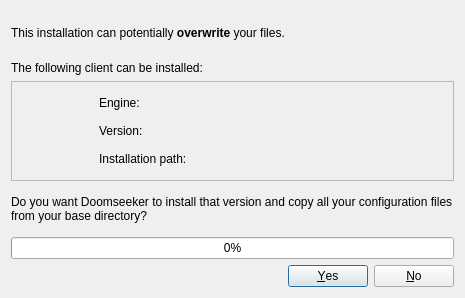
This is src/core/gui/internalclientinstaller.ui in DoomseekerTeam/Doomseeker as Qt 5 draws it before an edit. The edited form follows.
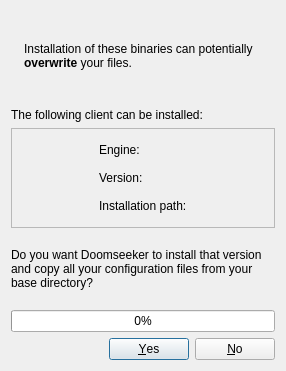
This is the edited form. Icons and pictures are not drawn.

Commit message:
- Small change on the window, and also now the overwrite message has a message.
branch : internal-clients

```diff
--- a/src/core/gui/internalclientinstaller.ui
+++ b/src/core/gui/internalclientinstaller.ui
@@ -6,8 +6,8 @@
    <rect>
     <x>0</x>
     <y>0</y>
-    <width>465</width>
-    <height>298</height>
+    <width>286</width>
+    <height>371</height>
    </rect>
   </property>
   <property name="sizePolicy">
@@ -21,9 +21,14 @@
   </property>
   <layout class="QVBoxLayout" name="verticalLayout">
    <item>
+    <layout class="QHBoxLayout" name="overwriteWarning">
+     <item>
     <widget class="QLabel" name="lblOverwriteWarning">
-     <property name="text">
-      <string>&lt;html&gt;&lt;head/&gt;&lt;body&gt;&lt;p&gt;&lt;img src=&quot;:/icons/exclamation_16.png&quot;/&gt; This installation can potentially &lt;span style=&quot; font-weight:600;&quot;&gt;overwrite&lt;/span&gt; your files.&lt;/p&gt;&lt;/body&gt;&lt;/html&gt;</string>
+       <property name="sizePolicy">
+        <sizepolicy hsizetype="Maximum" vsizetype="Preferred">
+         <horstretch>0</horstretch>
+         <verstretch>0</verstretch>
+        </sizepolicy>
      </property>
      <property name="pixmap">
       <pixmap resource="../../../media/resources.qrc">:/icons/exclamation_16.png</pixmap>
@@ -32,6 +37,18 @@
       <bool>false</bool>
      </property>
     </widget>
+     </item>
+     <item>
+      <widget class="QLabel" name="iconOverwriteWarning">
+       <property name="text">
+        <string>&lt;html&gt;&lt;head/&gt;&lt;body&gt;&lt;p&gt;Installation of these binaries can potentially &lt;span style=&quot; font-weight:600;&quot;&gt;overwrite&lt;/span&gt; your files.&lt;/p&gt;&lt;/body&gt;&lt;/html&gt;</string>
+       </property>
+       <property name="wordWrap">
+        <bool>true</bool>
+       </property>
+      </widget>
+     </item>
+    </layout>
    </item>
    <item>
     <widget class="QLabel" name="lblIntroduction">
```
Lines whose indentation alone changed are shown as unchanged. The commit also changes 1 other file.
